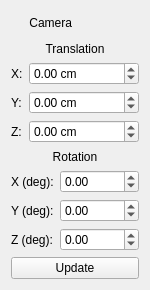
Old version of the form RPIMoCap/RPIMoCapServer/src/Server/camerasettingswidget.ui in the repository kaajo/RPIMoCap.
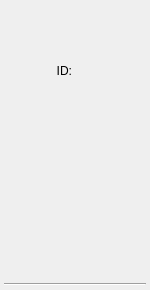
New version of the form. Custom widgets are drawn as their Qt base class.

Commit message: CameraSettingsWidget - Visualization::ExtrinsicWidget used inside for rotation/translation

The edit to the form file:
```diff
--- a/RPIMoCap/RPIMoCapServer/src/Server/camerasettingswidget.ui
+++ b/RPIMoCap/RPIMoCapServer/src/Server/camerasettingswidget.ui
@@ -26,12 +26,24 @@
    <string>Form</string>
   </property>
   <layout class="QVBoxLayout" name="verticalLayout">
+   <property name="leftMargin">
+    <number>4</number>
+   </property>
+   <property name="topMargin">
+    <number>4</number>
+   </property>
+   <property name="rightMargin">
+    <number>4</number>
+   </property>
+   <property name="bottomMargin">
+    <number>4</number>
+   </property>
    <item>
     <layout class="QHBoxLayout" name="horizontalLayout">
      <item>
       <widget class="QLabel" name="cameralabel">
        <property name="text">
-        <string>Camera</string>
+        <string>ID:</string>
        </property>
        <property name="alignment">
         <set>Qt::AlignRight|Qt::AlignTrailing|Qt::AlignVCenter</set>
@@ -48,165 +60,25 @@
     </layout>
    </item>
    <item>
-    <widget class="QLabel" name="translationlabel">
-     <property name="maximumSize">
-      <size>
-       <width>16777215</width>
-       <height>15</height>
-      </size>
-     </property>
-     <property name="text">
-      <string>Translation</string>
-     </property>
-     <property name="alignment">
-      <set>Qt::AlignCenter</set>
-     </property>
-    </widget>
+    <widget class="RPIMoCap::Visualization::ExtrinsicWidget" name="extrinsic" native="true"/>
    </item>
    <item>
-    <layout class="QFormLayout" name="formLayout">
-     <item row="0" column="0">
-      <widget class="QLabel" name="translationXlabel">
-       <property name="text">
-        <string>X:</string>
-       </property>
-      </widget>
-     </item>
-     <item row="1" column="0">
-      <widget class="QLabel" name="translationYlabel">
-       <property name="text">
-        <string>Y:</string>
-       </property>
-      </widget>
-     </item>
-     <item row="2" column="0">
-      <widget class="QLabel" name="translationZlabel">
-       <property name="text">
-        <string>Z:</string>
-       </property>
-      </widget>
-     </item>
-     <item row="0" column="1">
-      <widget class="QDoubleSpinBox" name="translationX">
-       <property name="suffix">
-        <string> cm</string>
-       </property>
-       <property name="minimum">
-        <double>-1000.000000000000000</double>
-       </property>
-       <property name="maximum">
-        <double>1000.000000000000000</double>
-       </property>
-      </widget>
-     </item>
-     <item row="1" column="1">
-      <widget class="QDoubleSpinBox" name="translationY">
-       <property name="suffix">
-        <string> cm</string>
-       </property>
-       <property name="minimum">
-        <double>-1000.000000000000000</double>
-       </property>
-       <property name="maximum">
-        <double>1000.000000000000000</double>
-       </property>
-      </widget>
-     </item>
-     <item row="2" column="1">
-      <widget class="QDoubleSpinBox" name="translationZ">
-       <property name="suffix">
-        <string> cm</string>
-       </property>
-       <property name="minimum">
-        <double>-1000.000000000000000</double>
-       </property>
-       <property name="maximum">
-        <double>1000.000000000000000</double>
-       </property>
-      </widget>
-     </item>
-    </layout>
-   </item>
-   <item>
-    <widget class="QLabel" name="rotationlabel">
-     <property name="maximumSize">
-      <size>
-       <width>16777215</width>
-       <height>15</height>
-      </size>
-     </property>
-     <property name="text">
-      <string>Rotation</string>
-     </property>
-     <property name="alignment">
-      <set>Qt::AlignCenter</set>
-     </property>
-    </widget>
-   </item>
-   <item>
-    <layout class="QFormLayout" name="formLayout_2">
-     <item row="0" column="0">
-      <widget class="QLabel" name="rotationZlabel">
-       <property name="text">
-        <string>X (deg):</string>
-       </property>
-      </widget>
-     </item>
-     <item row="1" column="0">
-      <widget class="QLabel" name="rotationYlabel">
-       <property name="text">
-        <string>Y (deg):</string>
-       </property>
-      </widget>
-     </item>
-     <item row="2" column="0">
-      <widget class="QLabel" name="rotationXlabel">
-       <property name="text">
-        <string>Z (deg):</string>
-       </property>
-      </widget>
-     </item>
-     <item row="0" column="1">
-      <widget class="QDoubleSpinBox" name="rotationX">
-       <property name="minimum">
-        <double>-180.000000000000000</double>
-       </property>
-       <property name="maximum">
-        <double>180.000000000000000</double>
-       </property>
-      </widget>
-     </item>
-     <item row="1" column="1">
-      <widget class="QDoubleSpinBox" name="rotationY">
-       <property name="minimum">
-        <double>-89.900000000000006</double>
-       </property>
-       <property name="maximum">
-        <double>89.900000000000006</double>
-       </property>
-      </widget>
-     </item>
-     <item row="2" column="1">
-      <widget class="QDoubleSpinBox" name="rotationZ">
-       <property name="minimum">
-        <double>-89.900000000000006</double>
-       </property>
-       <property name="maximum">
-        <double>89.900000000000006</double>
-       </property>
-      </widget>
-     </item>
-    </layout>
-   </item>
-   <item>
-    <widget class="QPushButton" name="pushButton">
-     <property name="text">
-      <string>Update</string>
+    <widget class="Line" name="line">
+     <property name="orientation">
+      <enum>Qt::Horizontal</enum>
      </property>
     </widget>
    </item>
   </layout>
  </widget>
+ <customwidgets>
+  <customwidget>
+   <class>RPIMoCap::Visualization::ExtrinsicWidget</class>
+   <extends>QWidget</extends>
+   <header>RPIMoCap/extrinsicwidget.h</header>
+   <container>1</container>
+  </customwidget>
+ </customwidgets>
  <resources/>
  <connections/>
 </ui>
```
The commit also changes 5 other files.
